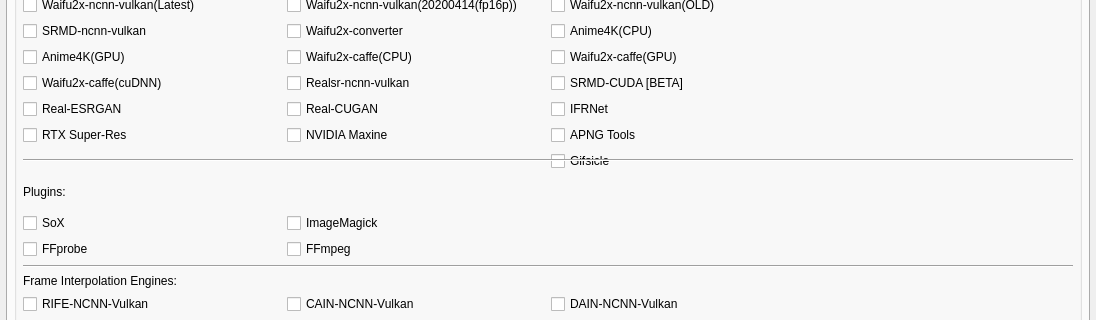
Above: src_code/image2x-Extension-QT/mainwindow.ui from AIPBS/image2x-Extension-GUI before the change; both pictures show x 0 to 1096 and y 114 to 434 of the 1096 by 886 pixel window. Below: the same form after it.
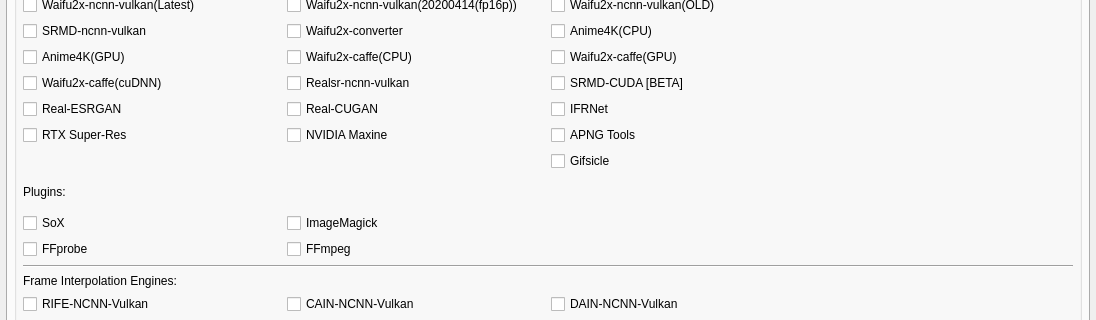
That is the form after the change. The open tabs and pages were chosen to show the change. Icons and pictures are not drawn.

Commit message: chore: remove unnecessary separator from compatibility test options

What changed in the file:
```diff
--- a/src_code/image2x-Extension-QT/mainwindow.ui
+++ b/src_code/image2x-Extension-QT/mainwindow.ui
@@ -11202,13 +11202,6 @@
               </property>
              </widget>
             </item>
-            <item row="7" column="0" colspan="4">
-             <widget class="Line" name="line_16">
-              <property name="orientation">
-               <enum>Qt::Horizontal</enum>
-              </property>
-             </widget>
-            </item>
             <item row="9" column="1">
              <widget class="QCheckBox" name="checkBox_isCompatible_ImageMagick">
               <property name="toolTip">
```
The commit also changes 1 other file.
